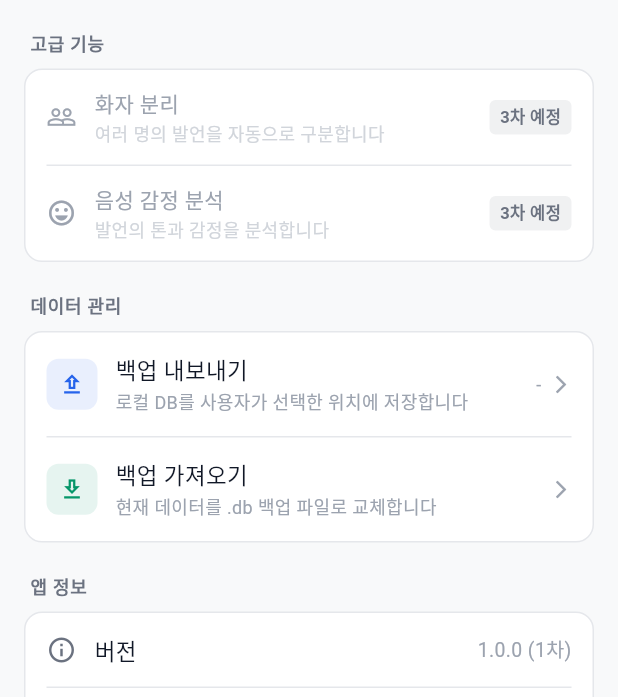
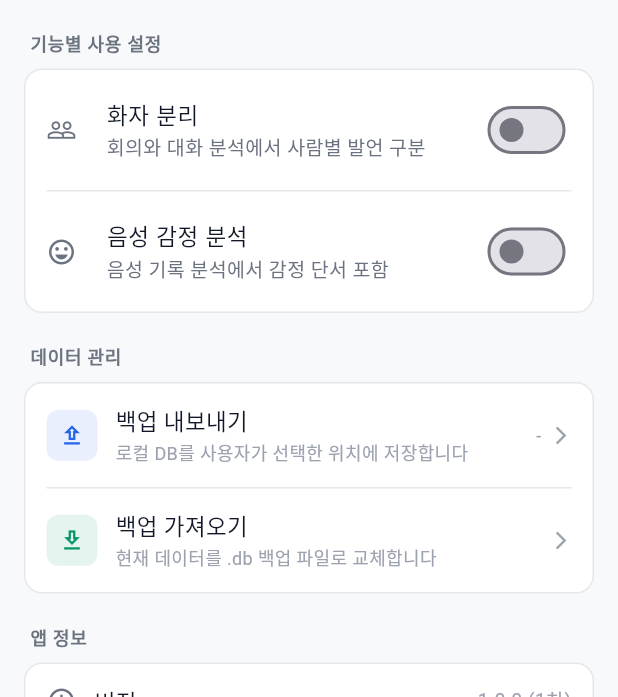
Before and after one commit to cyhuh428-sinsan/Now, a Flutter app: the SettingsPage screen opened by its route, scrolled down 537 dp, on a phone screen of 412 x 824 dp, the part 539-1236 px from its top. Run offline on Flutter 3.47's test engine with Material 3 defaults, Android fonts, the light colour scheme and no system bars; our stand-ins replace dio, drift, drift_flutter, file_picker, flutter_local_notifications, flutter_riverpod and 12 more; missing offline and left inert: device_calendar, flutter_sound, health; accounts and stored records are empty; generated files the repository leaves out were written again.

Commit message:
feat: add mobile feature toggles

```diff
--- a/now_app/lib/features/settings/settings_page.dart
+++ b/now_app/lib/features/settings/settings_page.dart
@@ -1,6 +1,7 @@
 import 'package:flutter/material.dart';
 import 'package:flutter_riverpod/flutter_riverpod.dart';
 import 'package:go_router/go_router.dart';
+import 'package:shared_preferences/shared_preferences.dart';
 import '../../llm/providers/llm_providers.dart';
 import '../../services/notification_service.dart';
 import '../../services/backup_service.dart';
@@ -137,27 +138,9 @@ class SettingsPage extends ConsumerWidget {
           ),
           const SizedBox(height: 20),
 
-          // ── 고급 기능 ──
-          const _SectionHeader(title: '고급 기능'),
-          const _SettingsCard(
-            children: [
-              _ComingSoonTile(
-                icon: Icons.people_outline,
-                title: '화자 분리',
-                subtitle: '여러 명의 발언을 자동으로 구분합니다',
-                badgeText: '3차 예정',
-                badgeColor: Color(0xFF6B7280),
-              ),
-              _Divider(),
-              _ComingSoonTile(
-                icon: Icons.emoji_emotions_outlined,
-                title: '음성 감정 분석',
-                subtitle: '발언의 톤과 감정을 분석합니다',
-                badgeText: '3차 예정',
-                badgeColor: Color(0xFF6B7280),
-              ),
-            ],
-          ),
+          // ── 기능별 사용 설정 ──
+          const _SectionHeader(title: '기능별 사용 설정'),
+          const _FeatureToggleCard(),
           const SizedBox(height: 20),
 
           // ── 데이터 관리 ──
@@ -190,6 +173,119 @@ class SettingsPage extends ConsumerWidget {
           const SizedBox(height: 32),
         ],
       ),
+    );
+  }
+}
+
+// ============================================================
+// 기능별 사용 설정 카드
+// ============================================================
+
+class _FeatureToggleCard extends StatefulWidget {
+  const _FeatureToggleCard();
+
+  @override
+  State<_FeatureToggleCard> createState() => _FeatureToggleCardState();
+}
+
+class _FeatureToggleCardState extends State<_FeatureToggleCard> {
+  static const _speakerSeparationKey = 'feature_speaker_separation_enabled';
+  static const _voiceEmotionKey = 'feature_voice_emotion_enabled';
+
+  bool _loading = true;
+  bool _speakerSeparation = false;
+  bool _voiceEmotion = false;
+
+  @override
+  void initState() {
+    super.initState();
+    _load();
+  }
+
+  Future<void> _load() async {
+    final prefs = await SharedPreferences.getInstance();
+    if (!mounted) return;
+    setState(() {
+      _speakerSeparation = prefs.getBool(_speakerSeparationKey) ?? false;
+      _voiceEmotion = prefs.getBool(_voiceEmotionKey) ?? false;
+      _loading = false;
+    });
+  }
+
+  Future<void> _save(String key, bool value) async {
+    final prefs = await SharedPreferences.getInstance();
+    await prefs.setBool(key, value);
+  }
+
+  @override
+  Widget build(BuildContext context) {
+    return _SettingsCard(
+      children: [
+        _FeatureSwitchTile(
+          icon: Icons.people_outline,
+          title: '화자 분리',
+          subtitle: '회의와 대화 분석에서 사람별 발언 구분',
+          value: _speakerSeparation,
+          enabled: !_loading,
+          onChanged: (value) {
+            setState(() => _speakerSeparation = value);
+            _save(_speakerSeparationKey, value);
+          },
+        ),
+        const _Divider(),
+        _FeatureSwitchTile(
+          icon: Icons.emoji_emotions_outlined,
+          title: '음성 감정 분석',
+          subtitle: '음성 기록 분석에서 감정 단서 포함',
+          value: _voiceEmotion,
+          enabled: !_loading,
+          onChanged: (value) {
+            setState(() => _voiceEmotion = value);
+            _save(_voiceEmotionKey, value);
+          },
+        ),
+      ],
+    );
+  }
+}
+
+class _FeatureSwitchTile extends StatelessWidget {
+  final IconData icon;
+  final String title;
+  final String subtitle;
+  final bool value;
+  final bool enabled;
+  final ValueChanged<bool> onChanged;
+
+  const _FeatureSwitchTile({
+    required this.icon,
+    required this.title,
+    required this.subtitle,
+    required this.value,
+    required this.enabled,
+    required this.onChanged,
+  });
+
+  @override
+  Widget build(BuildContext context) {
+    return SwitchListTile(
+      value: value,
+      onChanged: enabled ? onChanged : null,
+      secondary: Icon(icon, size: 20, color: const Color(0xFF6B7280)),
+      title: Text(
+        title,
+        style: const TextStyle(
+          fontSize: 15,
+          fontWeight: FontWeight.w500,
+          color: Color(0xFF111827),
+        ),
+      ),
+      subtitle: Text(
+        subtitle,
+        style: const TextStyle(fontSize: 13, color: Color(0xFF6B7280)),
+      ),
+      activeThumbColor: const Color(0xFF2563EB),
+      contentPadding: const EdgeInsets.symmetric(horizontal: 14, vertical: 4),
     );
   }
 }
@@ -417,67 +513,6 @@ class _InfoTile extends StatelessWidget {
             if (trailing != null) trailing!,
           ],
         ),
-      ),
-    );
-  }
-}
-
-// ============================================================
-// 준비 중 타일
-// ============================================================
-
-class _ComingSoonTile extends StatelessWidget {
-  final IconData icon;
-  final String title;
-  final String subtitle;
-  final String badgeText;
-  final Color badgeColor;
-
-  const _ComingSoonTile({
-    required this.icon,
-    required this.title,
-    required this.subtitle,
-    required this.badgeText,
-    required this.badgeColor,
-  });
-
-  @override
-  Widget build(BuildContext context) {
-    return Padding(
-      padding: const EdgeInsets.symmetric(horizontal: 14, vertical: 12),
-      child: Row(
-        children: [
-          Icon(icon, size: 20, color: const Color(0xFF9CA3AF)),
-          const SizedBox(width: 12),
-          Expanded(
-            child: Column(
-              crossAxisAlignment: CrossAxisAlignment.start,
-              children: [
-                Text(title,
-                    style: const TextStyle(
-                        fontSize: 14,
-                        fontWeight: FontWeight.w500,
-                        color: Color(0xFF9CA3AF))),
-                Text(subtitle,
-                    style: const TextStyle(
-                        fontSize: 12, color: Color(0xFFD1D5DB))),
-              ],
-            ),
-          ),
-          Container(
-            padding:
-                const EdgeInsets.symmetric(horizontal: 7, vertical: 3),
-            decoration: BoxDecoration(
-              color: badgeColor.withValues(alpha: 0.1),
-              borderRadius: BorderRadius.circular(4),
-            ),
-            child: Text(badgeText,
-                style: TextStyle(
-                    fontSize: 11,
-                    fontWeight: FontWeight.w600,
-                    color: badgeColor)),
-          ),
-        ],
       ),
     );
   }
```
